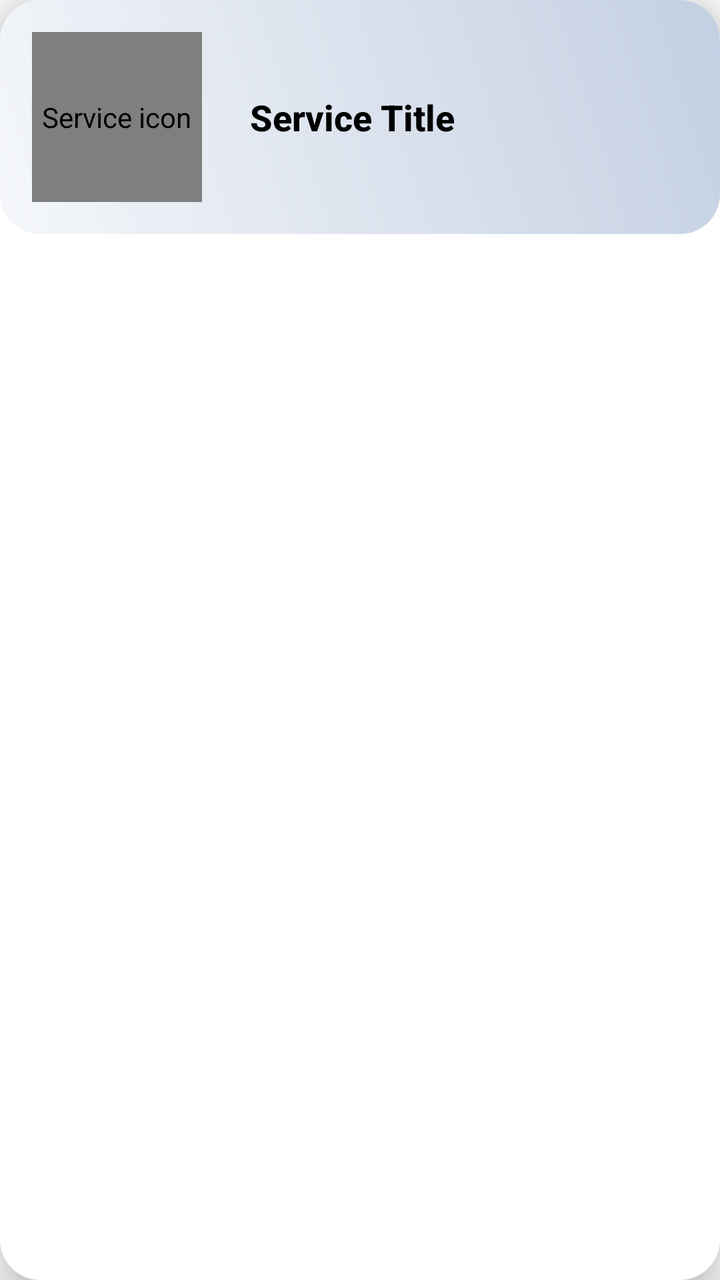
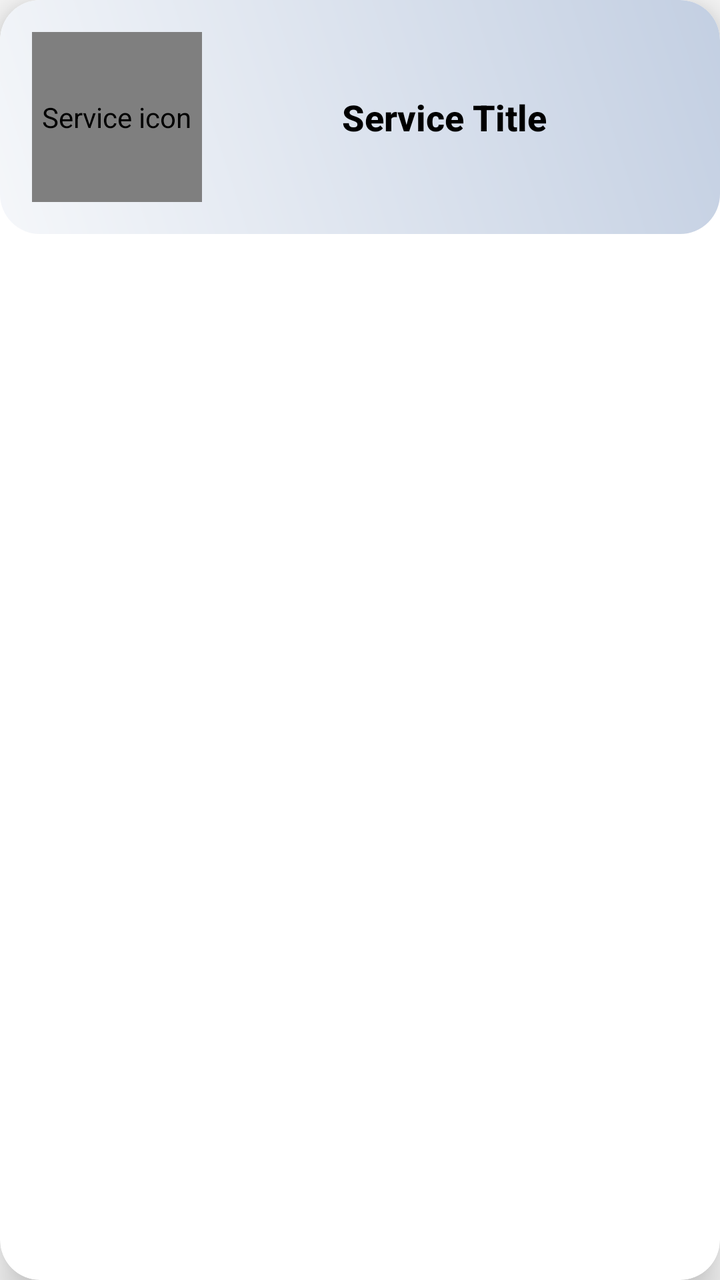

The first picture is an Android layout as it rendered before a commit; the second is the same layout after the commit. The layout source and the unified diff follow.
<!-- AndroidManifest.xml: application theme AppTheme -->
<!-- res/layout/service_card_item.xml -->
<?xml version="1.0" encoding="utf-8"?>
<androidx.cardview.widget.CardView xmlns:android="http://schemas.android.com/apk/res/android"
    xmlns:app="http://schemas.android.com/apk/res-auto"
    android:layout_width="match_parent"
    android:layout_height="wrap_content"
    app:cardCornerRadius="20dp"
    app:cardElevation="12dp"
    app:cardBackgroundColor="@color/white"
    android:layout_marginVertical="10dp"
    android:layout_marginHorizontal="16dp"
    android:foreground="?android:attr/selectableItemBackground">

    <LinearLayout
        android:layout_width="match_parent"
        android:layout_height="wrap_content"
        android:orientation="horizontal"
        android:gravity="center_vertical"
        android:padding="16dp"
        android:background="@drawable/card_background">

        <de.hdodenhof.circleimageview.CircleImageView
            android:id="@+id/card_image"
            android:layout_width="85dp"
            android:layout_height="85dp"
            android:src="@drawable/i_roomcleaning"
            app:civ_border_width="2dp"
            app:civ_border_color="@color/black"
            android:contentDescription="Service icon" />

        <TextView
            android:id="@+id/card_title"
            android:layout_width="wrap_content"
            android:layout_height="wrap_content"
            android:layout_marginStart="24dp"
            android:text="Service Title"
            android:textColor="@color/black"
            android:textSize="18sp"
            android:textStyle="bold"
            android:fontFamily="sans-serif-medium" />

    </LinearLayout>
</androidx.cardview.widget.CardView>
<!-- resources referenced by this layout -->
<resources>
  <color name="black">#FF000000</color>
  <color name="white">#FFFFFFFF</color>
  <!-- drawable card_background (drawable) -->
  <?xml version="1.0" encoding="utf-8"?>
  <shape xmlns:android="http://schemas.android.com/apk/res/android">
      <gradient
          android:angle="45"
          android:startColor="#F5F7FA"
          android:endColor="#C3CFE2"/>
      <corners android:radius="20dp"/>
  </shape>
  <!-- drawable i_roomcleaning: jpg bitmap (drawable, 73032 bytes) -->
  <style name="AppTheme" parent="Theme.AppCompat.Light.NoActionBar">
          <item name="colorPrimary">@color/colorPrimary</item>
          <item name="colorPrimaryDark">@color/colorPrimaryDark</item>
          <item name="colorAccent">@color/colorAccent</item>
          
  
          <item name="colorSecondary">@color/teal_200</item>
          <item name="colorSecondaryVariant">@color/teal_700</item>
          <item name="colorOnSecondary">@color/black</item>
          
          <item name="android:statusBarColor">?attr/colorPrimaryVariant</item>
      </style>
  <color name="colorPrimary">#6200EE</color>
  <color name="colorPrimaryDark">#3700B3</color>
  <color name="colorAccent">#03DAC5</color>
  <color name="teal_200">#FF03DAC5</color>
  <color name="teal_700">#FF018786</color>
</resources>

<!-- the commit's change to res/layout/service_card_item.xml (unified diff, before → after) -->
@@ -31,7 +31,7 @@
             android:id="@+id/card_title"
             android:layout_width="wrap_content"
             android:layout_height="wrap_content"
-            android:layout_marginStart="24dp"
+            android:layout_marginStart="70dp"
             android:text="Service Title"
             android:textColor="@color/black"
             android:textSize="18sp"
